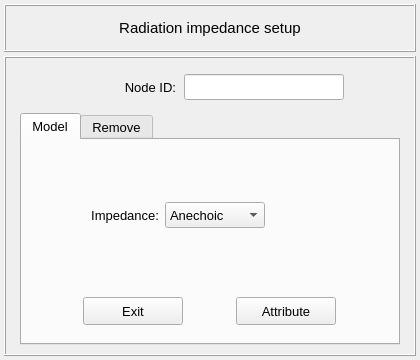
Qt form pulse/interface/data/ui_files/model/setup/acoustic/radiation_impedance_input.ui (open-pulse/OpenPulse) before a commit.
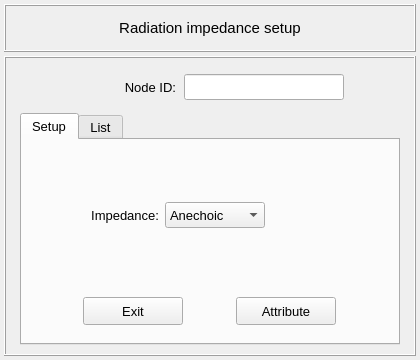
The same form after that commit.

Patch:
```diff
--- a/pulse/interface/data/ui_files/model/setup/acoustic/radiation_impedance_input.ui
+++ b/pulse/interface/data/ui_files/model/setup/acoustic/radiation_impedance_input.ui
@@ -287,7 +287,7 @@
         </property>
         <widget class="QWidget" name="tab_setup">
          <attribute name="title">
-          <string>Model</string>
+          <string>Setup</string>
          </attribute>
          <layout class="QGridLayout" name="gridLayout_12">
           <property name="leftMargin">
@@ -586,7 +586,7 @@
         </widget>
         <widget class="QWidget" name="tab_remove">
          <attribute name="title">
-          <string>Remove</string>
+          <string>List</string>
          </attribute>
          <layout class="QGridLayout" name="gridLayout_9">
           <property name="leftMargin">
```
